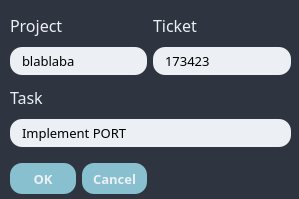
guillermoarb/AFK_v0, file ui/dialog form.ui: the form before one commit.
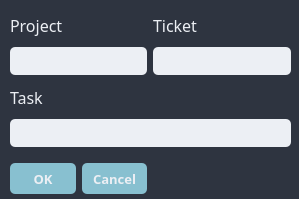
The form after the commit.

Patch:
```diff
--- a/ui/dialog form.ui
+++ b/ui/dialog form.ui
@@ -67,13 +67,13 @@
        <string notr="true">background-color: #ECEFF4;
 border-style: none;
 border-width: 2px;
-border-radius: 12px;
+border-radius: 5px;
 border-color: #ECEFF4;
 padding: 4px;
 padding-left: 10px;</string>
       </property>
       <property name="text">
-       <string>Implement PORT</string>
+       <string/>
       </property>
      </widget>
     </item>
@@ -120,7 +120,7 @@
 {
 color: #ECEFF4;
 background-color: #88C0D0;
-border-radius: 12px;
+border-radius: 5px;
 }
 QPushButton:hover
 {
@@ -160,13 +160,13 @@
        <string notr="true">background-color: #ECEFF4;
 border-style: none;
 border-width: 2px;
-border-radius: 12px;
+border-radius: 5px;
 border-color: #ECEFF4;
 padding: 4px;
 padding-left: 10px;</string>
       </property>
       <property name="text">
-       <string>173423</string>
+       <string/>
       </property>
      </widget>
     </item>
@@ -198,13 +198,13 @@
        <string notr="true">background-color: #ECEFF4;
 border-style: none;
 border-width: 2px;
-border-radius: 12px;
+border-radius: 5px;
 border-color: #ECEFF4;
 padding: 4px;
 padding-left: 10px;</string>
       </property>
       <property name="text">
-       <string>blablaba</string>
+       <string/>
       </property>
      </widget>
     </item>
@@ -236,7 +236,7 @@
 {
 color: #ECEFF4;
 background-color: #88C0D0;
-border-radius: 12px;
+border-radius: 5px;
 }
 QPushButton:hover
 {
```
